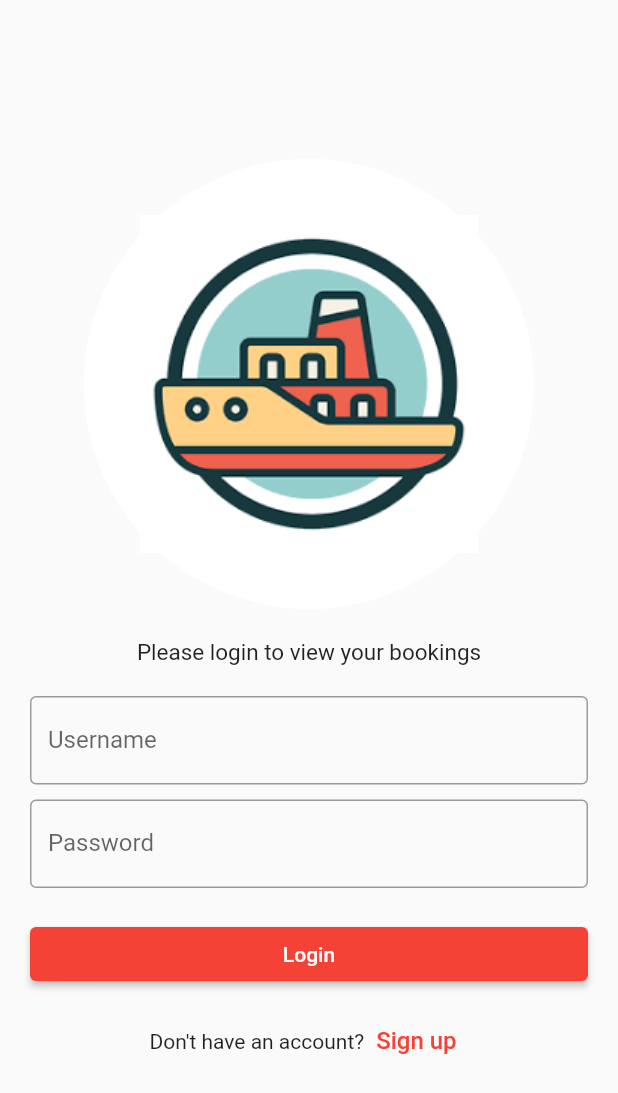
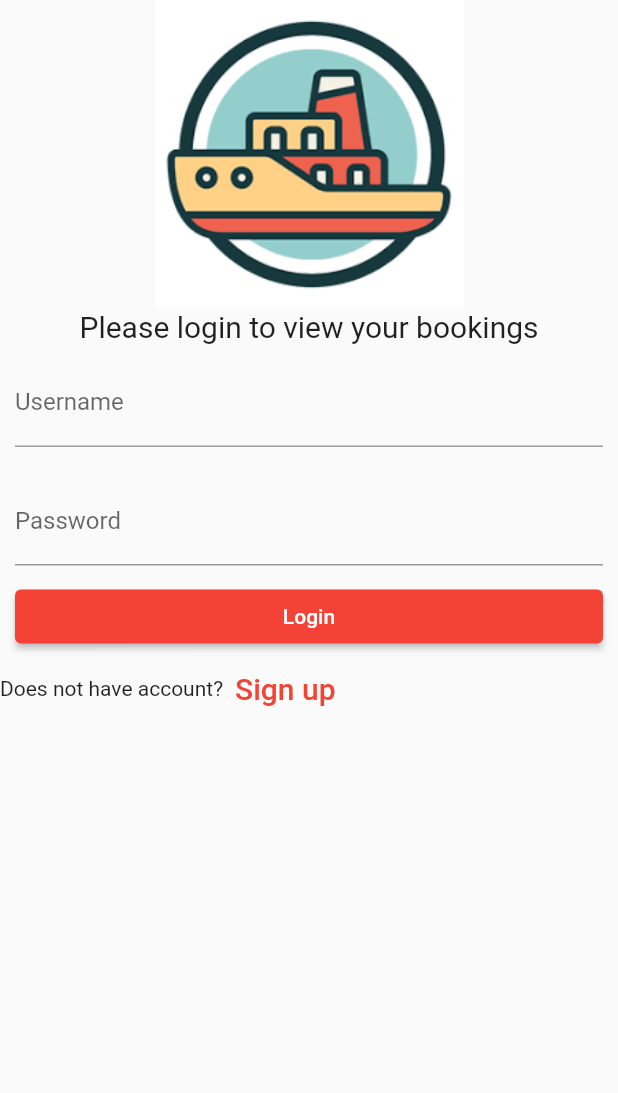
Before and after one commit to AhmadAyman089/ferry_ticket_application, a Flutter app: the screen it shows after launch, on a phone screen of 412 x 824 dp. Shown: the top 1093 px of the screen. Run offline on Flutter 3.47's test engine with Material 2 defaults, Android fonts, the light colour scheme and no system bars; our stand-ins replace font_awesome_flutter, sqflite; accounts and stored records are empty.

Commit message:
Update login.dart

```diff
--- a/lib/pages/login.dart
+++ b/lib/pages/login.dart
@@ -1,7 +1,5 @@
 import 'package:flutter/material.dart';
 import 'package:ferry_ticket_application/pages/sign_in.dart';
-//import 'package:ferry_ticket_application/pages/booking.dart';
-//import'package:ferry_ticket_application/pages/booking_details.dart';
 import 'package:ferry_ticket_application/services/database_service.dart';
 
 import 'home_page.dart';
@@ -17,93 +15,71 @@ class _LoginPageState extends State<LoginPage> {
 
   @override
   Widget build(BuildContext context) {
-    bool loginError = false;
+    bool loginError = false; //Flag to indicate if there is a login error
 
     return Scaffold(
-      body: Center(
-        child: SingleChildScrollView(
-          padding: const EdgeInsets.all(20.0),
+        body: SizedBox(
+            width: MediaQuery.of(context).size.width,
             child: Column(
-            mainAxisAlignment: MainAxisAlignment.center,
-            crossAxisAlignment: CrossAxisAlignment.stretch,
+                crossAxisAlignment: CrossAxisAlignment.center,
                 children: [
-              CircleAvatar(radius: 150, backgroundColor: Colors.white,child: Image.asset(
+                  Image.asset(
                     'assets/ferrylogo.png',
-                width: MediaQuery.of(context).size.width / 1,
-              ))
-              ,
-              const SizedBox(height: 20.0),
-              const Text(
+                    width: MediaQuery.of(context).size.width / 2,
+                  ),
+                  Container(
+                      alignment: Alignment.center,
+                      child: const Text(
                         'Please login to view your bookings',
-                style: TextStyle(fontSize: 15),
-                textAlign: TextAlign.center,
-              ),
-              const SizedBox(height: 20.0),
-              TextFormField(
+                        style: TextStyle(fontSize: 20),
+                      )),
+                  Padding(
+                    padding: const EdgeInsets.all(10),
+                    child: TextField(
                       controller: nameController,
                       decoration: const InputDecoration(
+                        border: UnderlineInputBorder(),
                         labelText: 'Username',
-                  border: OutlineInputBorder(
-                    borderSide: BorderSide(color: Colors.grey),
                       ),
                     ),
-                validator: (value) {
-                  if (value == null || value.isEmpty) {
-                    return 'Please enter your username';
-                  }
-                  return null;
-                },
                   ),
-
-              const SizedBox(height: 10.0),
-              TextFormField(
+                  Padding(
+                    padding: const EdgeInsets.fromLTRB(10, 10, 10, 0),
+                    child: TextField(
                       obscureText: true,
                       controller: passwordController,
-
                       decoration: const InputDecoration(
+                        border: UnderlineInputBorder(),
                         labelText: 'Password',
-                  border: OutlineInputBorder(
-                    borderSide: BorderSide(color: Colors.grey),
                       ),
                     ),
-
-
-                validator: (value) {
-                  if (value == null || value.isEmpty) {
-                    return 'Please enter your password';
-                  }
-                  return null;
-                },
                   ),
-              const SizedBox(height: 20.0),
-              ElevatedButton(
+                  Container(height: 10),
+                  Container(
+                      padding: const EdgeInsets.fromLTRB(10, 0, 10, 0),
+                      width: MediaQuery.of(context).size.width,
+                      child: ElevatedButton(
                         child: const Text('Login'),
                         onPressed: handleLogin,
-              ),
-              const SizedBox(height: 10.0),
+                      )),
                   Row(
-                mainAxisAlignment: MainAxisAlignment.center,
                     children: <Widget>[
-                  const Text("Don't have an account?"),
+                      const Text('Does not have account?'),
                       TextButton(
                           child: const Text(
                             'Sign up',
-                      style: TextStyle(fontSize: 16.0),
+                            style: TextStyle(fontSize: 20),
                           ),
                           onPressed: () {
                             Navigator.pushReplacement(
                               context,
-                        MaterialPageRoute(builder: (context) => SigninForm()),
+                              MaterialPageRoute(
+                                  builder: (context) => SigninForm()),
                             );
-                    },
-                  ),
+                          }),
                     ],
                   )
-            ],
-          ),
-        ),
-      ),
-    );
+                ])));
   }
 
   Future<bool> handleLogin() async {
```
Lines whose indentation alone changed are shown as unchanged.
